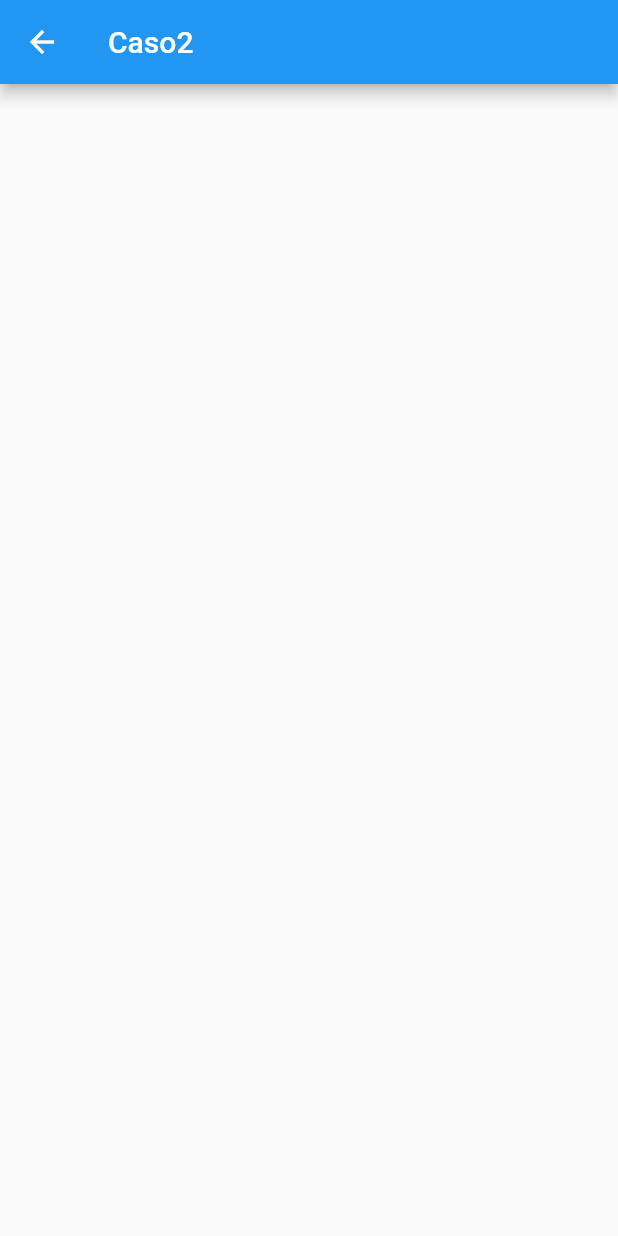
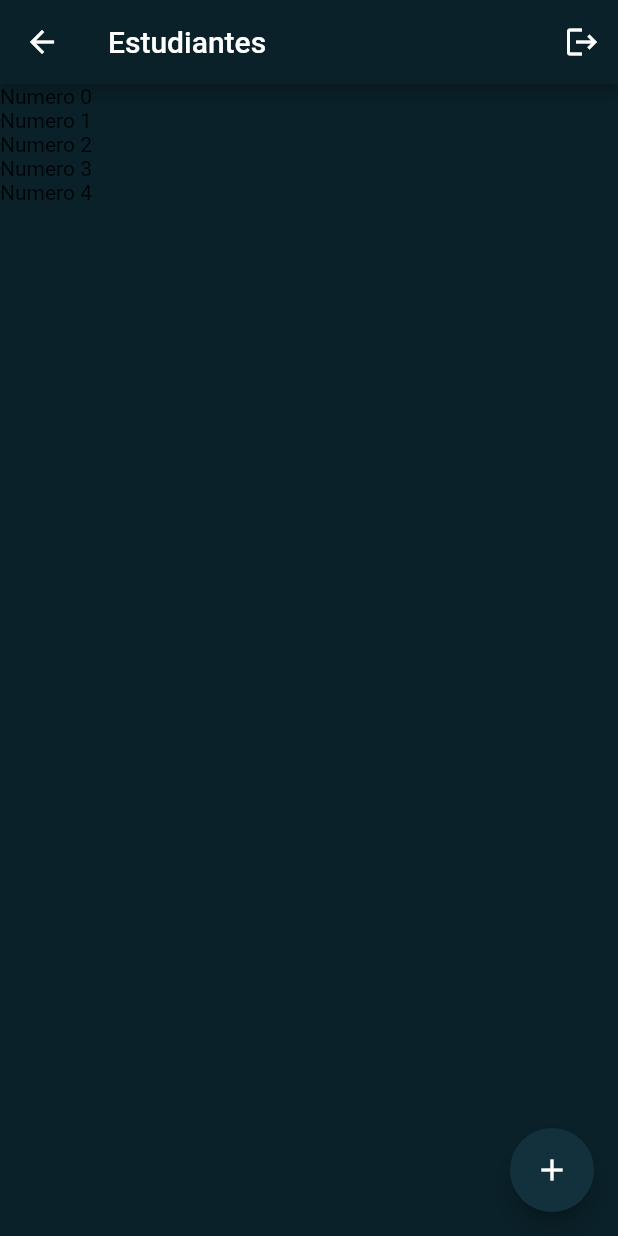
Before and after one commit to KeilerGB/Keiler_RegistroEstudiantes, a Flutter app: the Students screen opened by its route, on a phone screen of 412 x 824 dp. Run offline on Flutter 3.47's test engine with Material 2 defaults, Android fonts, the phone set to English and light mode, and no system bars.

Commit message:
Lista la UI de la ventana Estudiantes

```diff
--- a/lib/Views/Loggin.dart
+++ b/lib/Views/Loggin.dart
@@ -88,6 +88,8 @@ class Loggin extends StatelessWidget {
     if (txtUser.text == "1") {
       if (txtPassword.text == "1") {
         //Codigo en caso que el loggin sea exitoso
+        txtUser.text = "";
+        txtPassword.text = "";
         Navigator.popAndPushNamed(context, "ViewStudents");
       } else {
         mostrarAviso(
--- a/lib/Views/Students.dart
+++ /dev/null
@@ -1,26 +0,0 @@
-// ignore_for_file: file_names, must_be_immutable
-
-import 'package:flutter/material.dart';
-
-class Students extends StatelessWidget {
-  Students({Key? key}) : super(key: key);
-
-  String dato = "holga";
-
-  @override
-  Widget build(BuildContext context) {
-    if (dato == "hola") {
-      return Scaffold(
-        appBar: AppBar(
-          title: const Text("Caso1"),
-        ),
-      );
-    } else {
-      return Scaffold(
-        appBar: AppBar(
-          title: const Text("Caso2"),
-        ),
-      );
-    }
-  }
-}
--- /dev/null
+++ b/lib/Views/StudentsList.dart
@@ -0,0 +1,108 @@
+// ignore_for_file: file_names, must_be_immutable
+
+import 'package:flutter/material.dart';
+
+class Students extends StatefulWidget {
+  const Students({Key? key}) : super(key: key);
+
+  @override
+  State<Students> createState() => _StudentsState();
+}
+
+class _StudentsState extends State<Students> {
+  @override
+  Widget build(BuildContext context) {
+    return Scaffold(
+      appBar: AppBar(
+        backgroundColor: const Color.fromARGB(255, 10, 33, 41),
+        title: const Text("Estudiantes"),
+        actions: [
+          IconButton(
+              onPressed: () {
+                logOut();
+              },
+              icon: const Icon(Icons.logout))
+        ],
+      ),
+      body: bodyHome(),
+    );
+  }
+
+  Widget bodyHome() {
+    String dato = "holad";
+    if (dato == "hola") {
+      return Scaffold(
+        backgroundColor: const Color.fromARGB(255, 10, 33, 41),
+        body: SizedBox(
+          width: double.infinity,
+          child: Column(
+            mainAxisAlignment: MainAxisAlignment.center,
+            crossAxisAlignment: CrossAxisAlignment.center,
+            children: const [
+              Text(
+                "No hay ningún estudiante",
+                style: TextStyle(
+                    color: Colors.white,
+                    fontSize: 20,
+                    fontWeight: FontWeight.bold),
+              ),
+              Text(
+                "registrado.",
+                style: TextStyle(
+                    color: Colors.white,
+                    fontSize: 20,
+                    fontWeight: FontWeight.bold),
+              )
+            ],
+          ),
+        ),
+        floatingActionButton: FloatingActionButton(
+          onPressed: () {
+            addStudent();
+          },
+          backgroundColor: const Color.fromARGB(255, 19, 49, 60),
+          tooltip: 'Añadir Nuevo Estudiante',
+          child: const Icon(Icons.add),
+        ),
+      );
+    } else {
+      return Scaffold(
+        backgroundColor: const Color.fromARGB(255, 10, 33, 41),
+        body: SizedBox(
+          width: double.infinity,
+          child: Column(
+            mainAxisAlignment: MainAxisAlignment.center,
+            crossAxisAlignment: CrossAxisAlignment.center,
+            children: [
+              Expanded(
+                  child: ListView.builder(
+                      itemCount: 5,
+                      itemBuilder: (context, index) {
+                        return Text("Numero $index");
+                        // return ListTile(
+                        //   title: Text("Placa: ${datos[index]}"),
+                        //   leading: const Icon(Icons.drive_eta),
+                        //   onTap: () {},
+                        // );
+                      }))
+            ],
+          ),
+        ),
+        floatingActionButton: FloatingActionButton(
+          onPressed: () {
+            addStudent();
+          },
+          backgroundColor: const Color.fromARGB(255, 19, 49, 60),
+          tooltip: 'Añadir Nuevo Estudiante',
+          child: const Icon(Icons.add),
+        ),
+      );
+    }
+  }
+
+  void logOut() {
+    Navigator.popAndPushNamed(context, "Loggin");
+  }
+
+  void addStudent() {}
+}
--- a/lib/main.dart
+++ b/lib/main.dart
@@ -1,6 +1,6 @@
 import 'package:flutter/material.dart';
 import 'package:studentregistration/Views/Loggin.dart';
-import 'package:studentregistration/Views/Students.dart';
+import 'package:studentregistration/Views/StudentsList.dart';
 
 void main() => runApp(const MyApp());
 
@@ -14,7 +14,7 @@ class MyApp extends StatelessWidget {
       initialRoute: "Loggin",
       routes: {
         "Loggin": (context) => Loggin(),
-        "ViewStudents": (context) => Students(),
+        "ViewStudents": (context) => const Students(),
       },
     );
   }
```
Also changed, not shown: lib/Controlador/MainController.dart (added), lib/Models/BD.dart (added).
